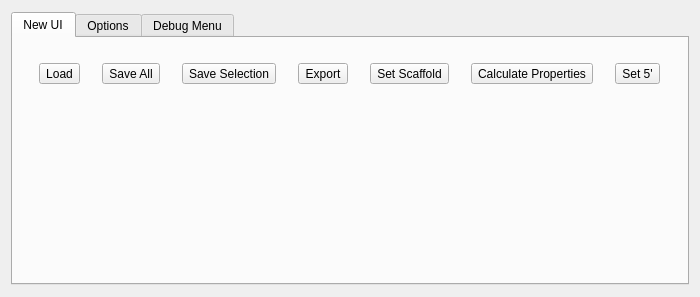
Old version of the form AdenitaCoreSE/form/SEAdenitaCoreSEAppGUI.ui in the repository edellano/Adenita-SAMSON-Edition.
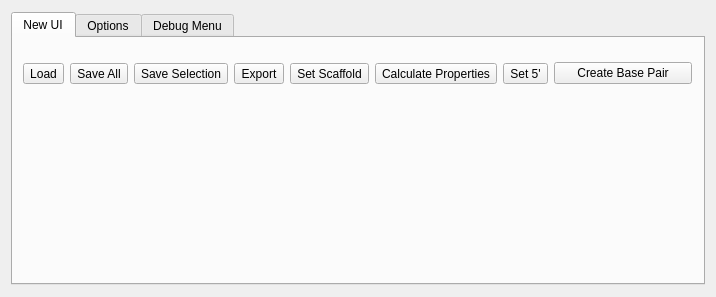
New version of the form. The open tabs and pages were chosen to show the change.

Commit message: Moved create complementary strands to main UI

What changed in the file:
```diff
--- a/AdenitaCoreSE/form/SEAdenitaCoreSEAppGUI.ui
+++ b/AdenitaCoreSE/form/SEAdenitaCoreSEAppGUI.ui
@@ -6,7 +6,7 @@
    <rect>
     <x>0</x>
     <y>0</y>
-    <width>700</width>
+    <width>716</width>
     <height>297</height>
    </rect>
   </property>
@@ -18,13 +18,13 @@
   </property>
   <property name="minimumSize">
    <size>
-    <width>526</width>
+    <width>716</width>
     <height>297</height>
    </size>
   </property>
   <property name="maximumSize">
    <size>
-    <width>700</width>
+    <width>924</width>
     <height>297</height>
    </size>
   </property>
@@ -50,7 +50,7 @@
        </property>
        <property name="minimumSize">
         <size>
-         <width>502</width>
+         <width>0</width>
          <height>273</height>
         </size>
        </property>
@@ -72,7 +72,7 @@
           <rect>
            <x>10</x>
            <y>10</y>
-           <width>658</width>
+           <width>669</width>
            <height>51</height>
           </rect>
          </property>
@@ -195,6 +195,13 @@
             </property>
            </widget>
           </item>
+          <item>
+           <widget class="QPushButton" name="btnCreateBasePair">
+            <property name="text">
+             <string>Create Base Pair</string>
+            </property>
+           </widget>
+          </item>
          </layout>
         </widget>
        </widget>
@@ -404,13 +411,6 @@
             </property>
            </widget>
           </item>
-          <item row="3" column="2">
-           <widget class="QPushButton" name="btnCreateBasePair">
-            <property name="text">
-             <string>Create Base Pair</string>
-            </property>
-           </widget>
-          </item>
          </layout>
         </widget>
        </widget>
```
Left out of the diff: 18 changed lines with no effect on the pictures. The commit also changes 2 other files.
